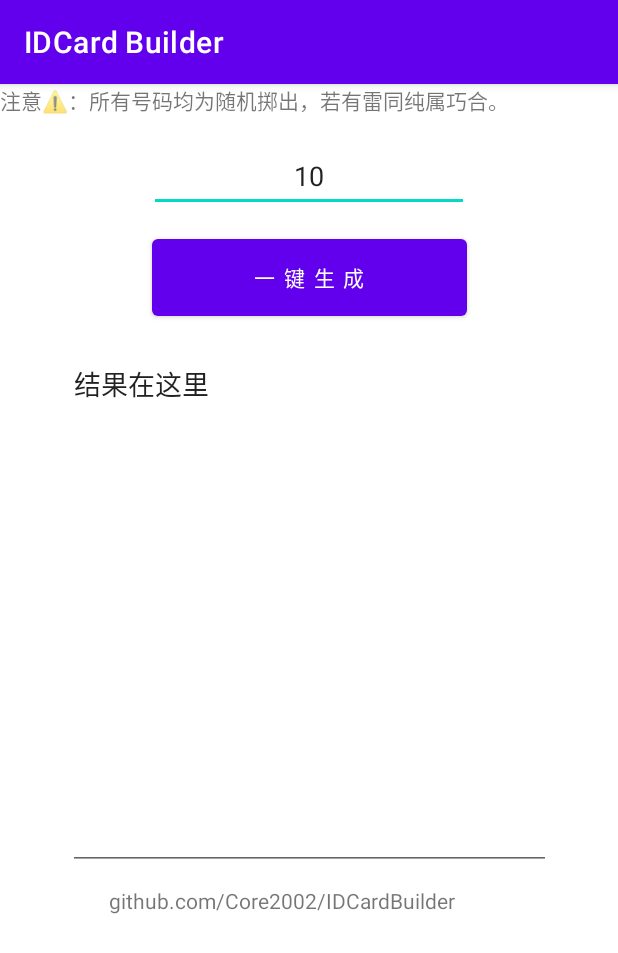
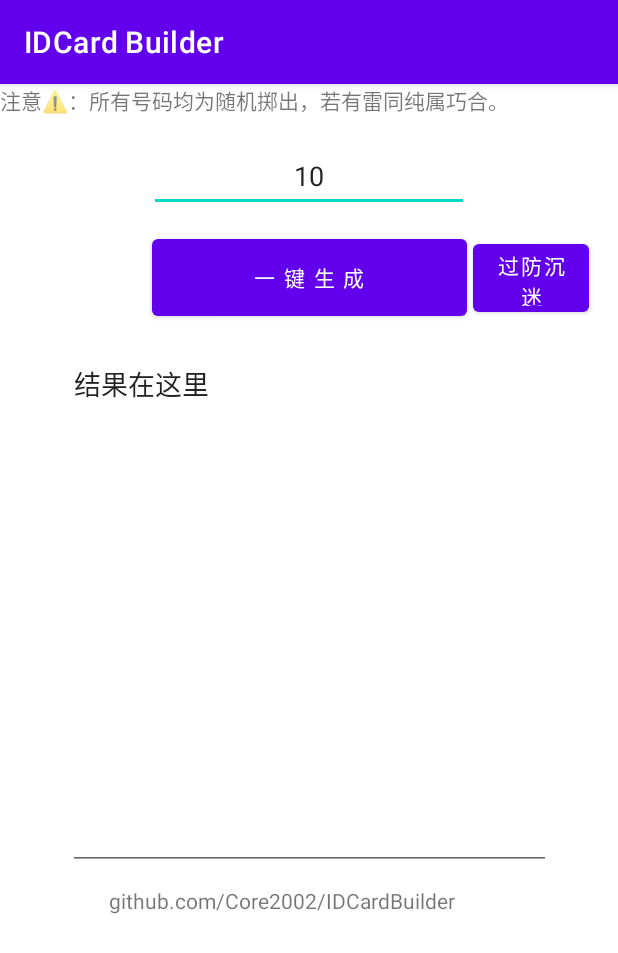
Before and after one commit to Core2002/IDCardBuilder, an Android app: the screen it shows after launch (MainActivity), on a phone screen of 412 x 824 dp. Shown: the top 953 px of the screen. Run offline under Robolectric (Android 15) with nearby library versions, the phone set to English and light mode, and no system bars; libraries missing offline, so code that uses them is left out: cn.hutool.core.

Commit message:
添加了过防成谜功能（需联网）

```diff
--- a/app/src/main/res/layout/activity_main.xml
+++ b/app/src/main/res/layout/activity_main.xml
@@ -69,5 +69,15 @@
             app:layout_constraintBottom_toBottomOf="parent"
             app:layout_constraintVertical_bias="0.131"/>
 
+    <Button
+            android:text="过防沉迷"
+            android:layout_width="77dp"
+            android:layout_height="57dp"
+            android:id="@+id/fcm"
+            app:layout_constraintStart_toEndOf="@+id/kaishi"
+            android:layout_marginStart="4dp"
+            app:layout_constraintBottom_toBottomOf="@+id/kaishi"
+            app:layout_constraintTop_toTopOf="@+id/kaishi"/>
+
 
 </androidx.constraintlayout.widget.ConstraintLayout>
```
Also changed, not shown: app/src/main/java/fun/fifu/neko/idcardbuilder/MainActivity.kt (+15 -0 lines).
